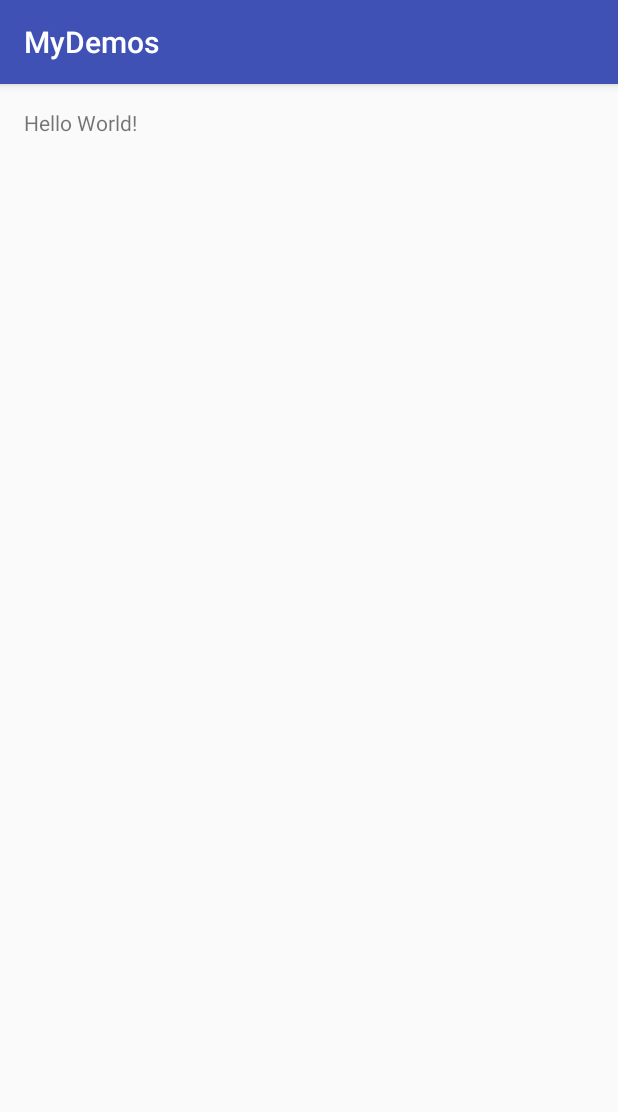
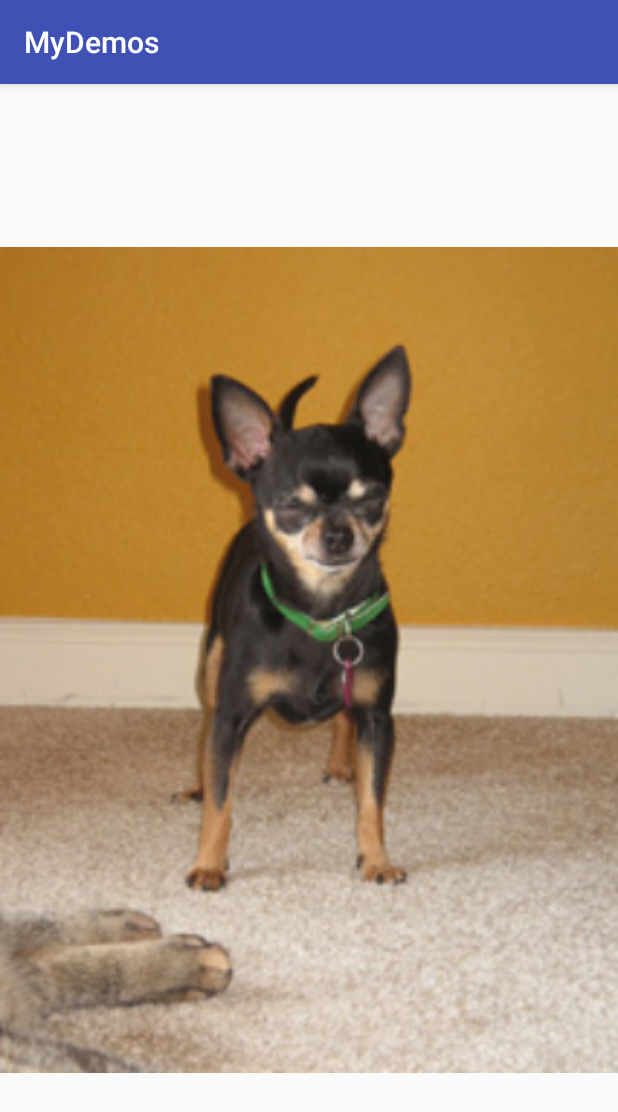
Before and after one commit to peigangwei2016/MyDemos, an Android app: the screen it shows after launch (MainActivity), on a phone screen of 412 x 824 dp. Shown: the top 1112 px of the screen. Run offline under Robolectric (Android 15) with nearby library versions, the phone set to English and light mode, and no system bars.

Commit message:
ViewPager Swich Images

```diff
--- a/src/main/java/com/sunny/mydemos/MainActivity.java
+++ b/src/main/java/com/sunny/mydemos/MainActivity.java
@@ -1,16 +1,75 @@
 package com.sunny.mydemos;
 
-import android.content.res.Resources;
+import android.os.Bundle;
+import android.support.v4.view.PagerAdapter;
+import android.support.v4.view.ViewPager;
 import android.support.v7.app.AppCompatActivity;
-import android.os.Bundle;
+import android.view.View;
+import android.view.ViewGroup;
+import android.widget.ImageView;
+
+import java.util.ArrayList;
+import java.util.List;
 
 public class MainActivity extends AppCompatActivity {
+
+    private android.support.v4.view.ViewPager viewPager;
+    private PagerAdapter adapter;
+//    创建数据源
+    private int images[]={
+
+        R.drawable.sample_0,
+        R.drawable.sample_1,
+        R.drawable.sample_2,
+        R.drawable.sample_3,
+        R.drawable.sample_4,
+        R.drawable.sample_5,
+        R.drawable.sample_6,
+        R.drawable.sample_7
+    };
+    private List<ImageView> mImageList=new ArrayList<ImageView>();
 
     @Override
     protected void onCreate(Bundle savedInstanceState) {
         super.onCreate(savedInstanceState);
         setContentView(R.layout.activity_main);
+        this.viewPager = (ViewPager) findViewById(R.id.viewPager);
+        initData();
+
+        adapter=new PagerAdapter() {
+            @Override
+            public int getCount() {
+                return images.length;
+            }
+
+            @Override
+            public void destroyItem(ViewGroup container, int position, Object object) {
+                container.removeView(mImageList.get(position));
+            }
+
+            @Override
+            public Object instantiateItem(ViewGroup container, int position) {
+                container.addView(mImageList.get(position));
+                return mImageList.get(position);
+            }
+
+            @Override
+            public boolean isViewFromObject(View view, Object object) {
+                return view == object;
+            }
+        };
+
+//        设置适配器
+        viewPager.setAdapter(adapter);
 
 
     }
+
+    private void initData() {
+        for (int i = 0; i < images.length; i++) {
+            ImageView imageView =new ImageView(MainActivity.this);
+            imageView.setImageResource(images[i]);
+            mImageList.add(imageView);
+        }
+    }
 }
--- a/src/main/res/layout/activity_main.xml
+++ b/src/main/res/layout/activity_main.xml
@@ -3,14 +3,11 @@
     xmlns:tools="http://schemas.android.com/tools"
     android:layout_width="match_parent"
     android:layout_height="match_parent"
-    android:paddingBottom="@dimen/activity_vertical_margin"
-    android:paddingLeft="@dimen/activity_horizontal_margin"
-    android:paddingRight="@dimen/activity_horizontal_margin"
-    android:paddingTop="@dimen/activity_vertical_margin"
-    tools:context="com.sunny.mydemos.MainActivity">
+    >
 
-    <TextView
-        android:layout_width="wrap_content"
-        android:layout_height="wrap_content"
-        android:text="Hello World!" />
+    <android.support.v4.view.ViewPager
+        android:id="@+id/viewPager"
+        android:layout_width="match_parent"
+        android:layout_height="match_parent"
+        />
 </RelativeLayout>
```
Also changed, not shown: src/main/res/drawable/sample_0.jpg (added), src/main/res/drawable/sample_1.jpg (added), src/main/res/drawable/sample_2.jpg (added), src/main/res/drawable/sample_3.jpg (added), src/main/res/drawable/sample_4.jpg (added), src/main/res/drawable/sample_5.jpg (added), src/main/res/drawable/sample_6.jpg (added), src/main/res/drawable/sample_7.jpg (added), 1 other file.
